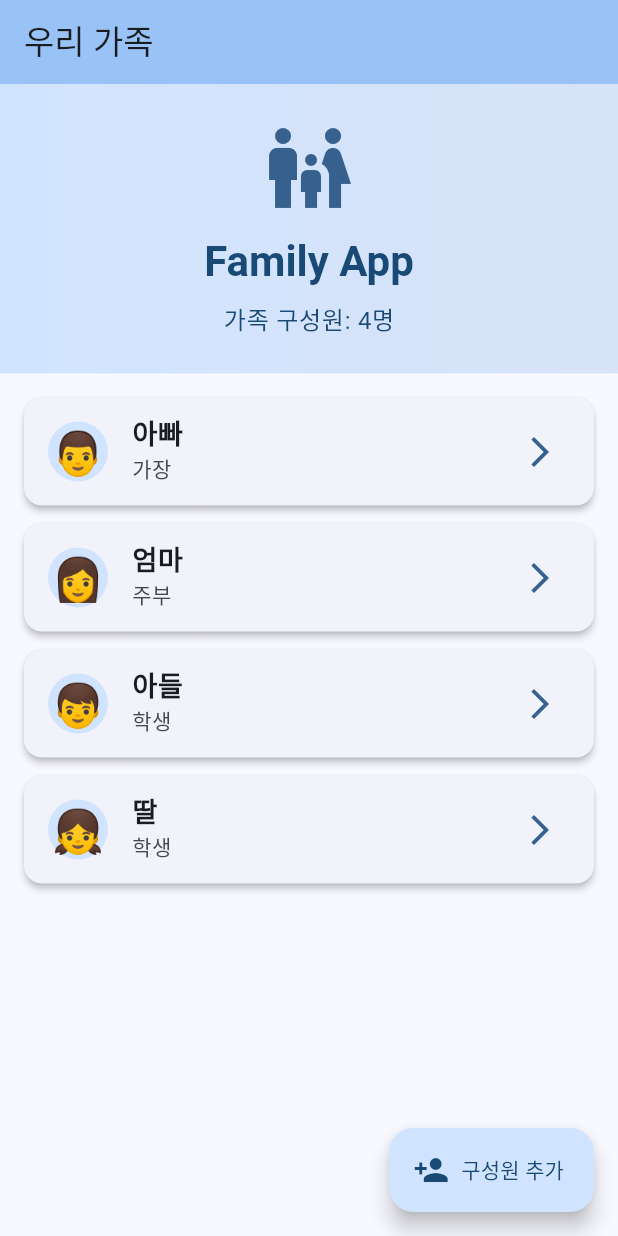
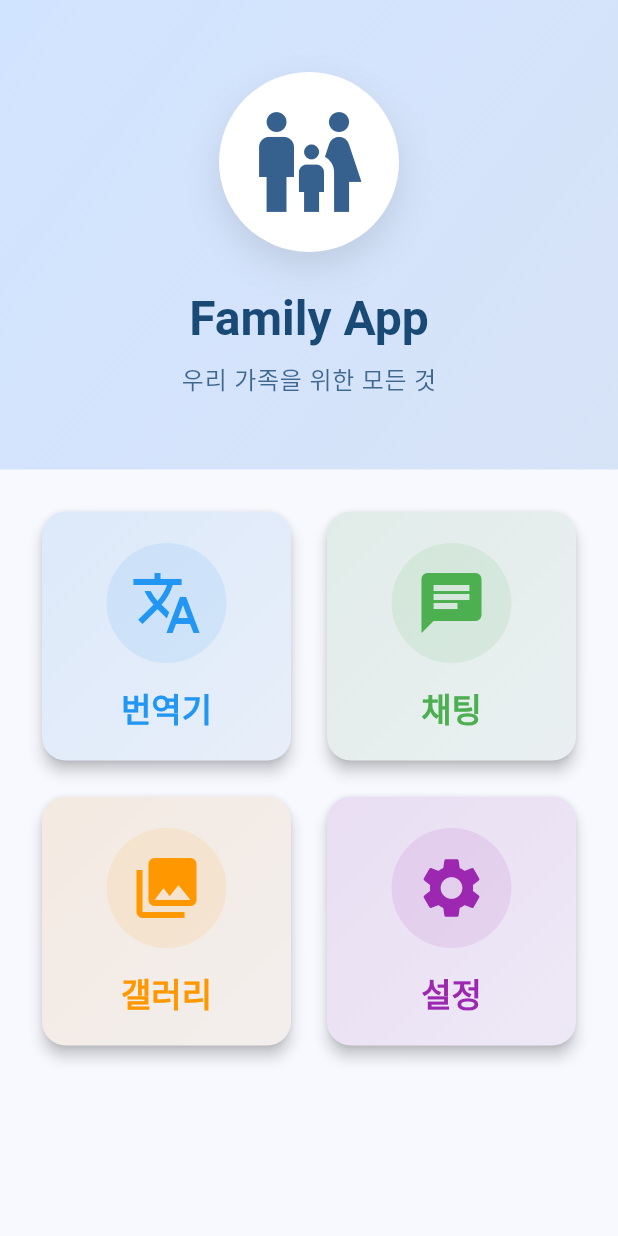
Before and after one commit to uki0327/familyapp, a Flutter app: the screen it shows after launch, on a phone screen of 412 x 824 dp. Run offline on Flutter 3.47's test engine with Material 3 defaults, Android fonts, the phone set to English and light mode, and no system bars.

Commit message:
feat: 메인 메뉴 화면 구현
- 로고와 앱 제목이 포함된 메인 화면 추가
- 4개의 주요 메뉴 구현 (번역기, 채팅, 갤러리, 설정)
- 각 메뉴에 대한 placeholder 화면 생성
- Grid 레이아웃으로 메뉴 카드 디자인
- Material 3 디자인 시스템 적용

🤖 Generated with [Claude Code](https://claude.com/claude-code)

Co-Authored-By: Claude <noreply@anthropic.com>

```diff
--- a/lib/main.dart
+++ b/lib/main.dart
@@ -1,4 +1,8 @@
 import 'package:flutter/material.dart';
+import 'screens/translator_screen.dart';
+import 'screens/chat_screen.dart';
+import 'screens/gallery_screen.dart';
+import 'screens/settings_screen.dart';
 
 void main() {
   runApp(const FamilyApp());
@@ -25,54 +29,69 @@ class FamilyApp extends StatelessWidget {
         ),
         useMaterial3: true,
       ),
-      home: const FamilyHomePage(),
+      home: const MainMenuScreen(),
     );
   }
 }
 
-class FamilyMember {
-  final String name;
-  final String role;
-  final String emoji;
+class MenuItem {
+  final String title;
+  final IconData icon;
+  final Color color;
+  final Widget screen;
 
-  FamilyMember({
-    required this.name,
-    required this.role,
-    required this.emoji,
+  MenuItem({
+    required this.title,
+    required this.icon,
+    required this.color,
+    required this.screen,
   });
 }
 
-class FamilyHomePage extends StatefulWidget {
-  const FamilyHomePage({super.key});
-
-  @override
-  State<FamilyHomePage> createState() => _FamilyHomePageState();
-}
-
-class _FamilyHomePageState extends State<FamilyHomePage> {
-  final List<FamilyMember> _familyMembers = [
-    FamilyMember(name: '아빠', role: '가장', emoji: '👨'),
-    FamilyMember(name: '엄마', role: '주부', emoji: '👩'),
-    FamilyMember(name: '아들', role: '학생', emoji: '👦'),
-    FamilyMember(name: '딸', role: '학생', emoji: '👧'),
-  ];
+class MainMenuScreen extends StatelessWidget {
+  const MainMenuScreen({super.key});
 
   @override
   Widget build(BuildContext context) {
+    final menuItems = [
+      MenuItem(
+        title: '번역기',
+        icon: Icons.translate,
+        color: Colors.blue,
+        screen: const TranslatorScreen(),
+      ),
+      MenuItem(
+        title: '채팅',
+        icon: Icons.chat,
+        color: Colors.green,
+        screen: const ChatScreen(),
+      ),
+      MenuItem(
+        title: '갤러리',
+        icon: Icons.photo_library,
+        color: Colors.orange,
+        screen: const GalleryScreen(),
+      ),
+      MenuItem(
+        title: '설정',
+        icon: Icons.settings,
+        color: Colors.purple,
+        screen: const SettingsScreen(),
+      ),
+    ];
+
     return Scaffold(
-      appBar: AppBar(
-        backgroundColor: Theme.of(context).colorScheme.inversePrimary,
-        title: const Text('우리 가족'),
-        elevation: 2,
-      ),
-      body: Column(
+      body: SafeArea(
+        child: Column(
           children: [
-          // 헤더 섹션
+            // 로고 및 헤더 섹션
             Container(
               width: double.infinity,
-            padding: const EdgeInsets.all(24),
+              padding: const EdgeInsets.symmetric(vertical: 48, horizontal: 24),
               decoration: BoxDecoration(
                 gradient: LinearGradient(
+                  begin: Alignment.topLeft,
+                  end: Alignment.bottomRight,
                   colors: [
                     Theme.of(context).colorScheme.primaryContainer,
                     Theme.of(context).colorScheme.secondaryContainer,
@@ -81,116 +100,136 @@ class _FamilyHomePageState extends State<FamilyHomePage> {
               ),
               child: Column(
                 children: [
-                Icon(
+                  // 로고 아이콘
+                  Container(
+                    padding: const EdgeInsets.all(20),
+                    decoration: BoxDecoration(
+                      color: Colors.white,
+                      shape: BoxShape.circle,
+                      boxShadow: [
+                        BoxShadow(
+                          color: Colors.black.withOpacity(0.1),
+                          blurRadius: 20,
+                          offset: const Offset(0, 10),
+                        ),
+                      ],
+                    ),
+                    child: Icon(
                       Icons.family_restroom,
-                  size: 64,
+                      size: 80,
                       color: Theme.of(context).colorScheme.primary,
                     ),
-                const SizedBox(height: 12),
+                  ),
+                  const SizedBox(height: 24),
                   Text(
                     'Family App',
-                  style: Theme.of(context).textTheme.headlineMedium?.copyWith(
+                    style: Theme.of(context).textTheme.headlineLarge?.copyWith(
                           fontWeight: FontWeight.bold,
                           color: Theme.of(context).colorScheme.onPrimaryContainer,
                         ),
                   ),
                   const SizedBox(height: 8),
                   Text(
-                  '가족 구성원: ${_familyMembers.length}명',
+                    '우리 가족을 위한 모든 것',
                     style: Theme.of(context).textTheme.bodyLarge?.copyWith(
-                        color: Theme.of(context).colorScheme.onPrimaryContainer,
+                          color: Theme.of(context).colorScheme.onPrimaryContainer.withOpacity(0.8),
                         ),
                   ),
                 ],
               ),
             ),
-          // 가족 구성원 리스트
+            // 메뉴 그리드
             Expanded(
-            child: ListView.builder(
-              padding: const EdgeInsets.all(16),
-              itemCount: _familyMembers.length,
+              child: Padding(
+                padding: const EdgeInsets.all(24),
+                child: GridView.builder(
+                  gridDelegate: const SliverGridDelegateWithFixedCrossAxisCount(
+                    crossAxisCount: 2,
+                    crossAxisSpacing: 16,
+                    mainAxisSpacing: 16,
+                    childAspectRatio: 1.0,
+                  ),
+                  itemCount: menuItems.length,
                   itemBuilder: (context, index) {
-                final member = _familyMembers[index];
-                return Card(
-                  margin: const EdgeInsets.only(bottom: 12),
-                  elevation: 2,
-                  child: ListTile(
-                    leading: CircleAvatar(
-                      backgroundColor: Theme.of(context).colorScheme.primaryContainer,
-                      child: Text(
-                        member.emoji,
-                        style: const TextStyle(fontSize: 28),
-                      ),
-                    ),
-                    title: Text(
-                      member.name,
-                      style: const TextStyle(
-                        fontWeight: FontWeight.bold,
-                        fontSize: 18,
-                      ),
-                    ),
-                    subtitle: Text(member.role),
-                    trailing: Icon(
-                      Icons.arrow_forward_ios,
-                      color: Theme.of(context).colorScheme.primary,
-                    ),
+                    final item = menuItems[index];
+                    return _MenuCard(
+                      item: item,
                       onTap: () {
-                      _showMemberDetail(context, member);
+                        Navigator.push(
+                          context,
+                          MaterialPageRoute(builder: (context) => item.screen),
+                        );
                       },
-                  ),
                     );
                   },
                 ),
               ),
-        ],
-      ),
-      floatingActionButton: FloatingActionButton.extended(
-        onPressed: () {
-          _showAddMemberDialog(context);
-        },
-        icon: const Icon(Icons.person_add),
-        label: const Text('구성원 추가'),
-      ),
-    );
-  }
-
-  void _showMemberDetail(BuildContext context, FamilyMember member) {
-    showDialog(
-      context: context,
-      builder: (context) => AlertDialog(
-        title: Text('${member.emoji} ${member.name}'),
-        content: Column(
-          mainAxisSize: MainAxisSize.min,
-          crossAxisAlignment: CrossAxisAlignment.start,
-          children: [
-            Text('이름: ${member.name}', style: const TextStyle(fontSize: 16)),
-            const SizedBox(height: 8),
-            Text('역할: ${member.role}', style: const TextStyle(fontSize: 16)),
-          ],
-        ),
-        actions: [
-          TextButton(
-            onPressed: () => Navigator.pop(context),
-            child: const Text('닫기'),
             ),
           ],
         ),
-    );
-  }
-
-  void _showAddMemberDialog(BuildContext context) {
-    showDialog(
-      context: context,
-      builder: (context) => AlertDialog(
-        title: const Text('새 구성원 추가'),
-        content: const Text('이 기능은 곧 구현될 예정입니다!'),
-        actions: [
-          TextButton(
-            onPressed: () => Navigator.pop(context),
-            child: const Text('확인'),
-          ),
-        ],
       ),
     );
   }
 }
+
+class _MenuCard extends StatelessWidget {
+  final MenuItem item;
+  final VoidCallback onTap;
+
+  const _MenuCard({
+    required this.item,
+    required this.onTap,
+  });
+
+  @override
+  Widget build(BuildContext context) {
+    return Card(
+      elevation: 4,
+      shape: RoundedRectangleBorder(
+        borderRadius: BorderRadius.circular(16),
+      ),
+      child: InkWell(
+        onTap: onTap,
+        borderRadius: BorderRadius.circular(16),
+        child: Container(
+          decoration: BoxDecoration(
+            borderRadius: BorderRadius.circular(16),
+            gradient: LinearGradient(
+              begin: Alignment.topLeft,
+              end: Alignment.bottomRight,
+              colors: [
+                item.color.withOpacity(0.1),
+                item.color.withOpacity(0.05),
+              ],
+            ),
+          ),
+          child: Column(
+            mainAxisAlignment: MainAxisAlignment.center,
+            children: [
+              Container(
+                padding: const EdgeInsets.all(16),
+                decoration: BoxDecoration(
+                  color: item.color.withOpacity(0.1),
+                  shape: BoxShape.circle,
+                ),
+                child: Icon(
+                  item.icon,
+                  size: 48,
+                  color: item.color,
+                ),
+              ),
+              const SizedBox(height: 16),
+              Text(
+                item.title,
+                style: Theme.of(context).textTheme.titleLarge?.copyWith(
+                      fontWeight: FontWeight.bold,
+                      color: item.color,
+                    ),
+              ),
+            ],
+          ),
+        ),
+      ),
+    );
+  }
+}
```
Also changed, not shown: lib/screens/chat_screen.dart (added, +37 -0 lines), lib/screens/gallery_screen.dart (added, +37 -0 lines), lib/screens/settings_screen.dart (added, +37 -0 lines), lib/screens/translator_screen.dart (added, +37 -0 lines). Lines whose indentation alone changed are shown as unchanged.
